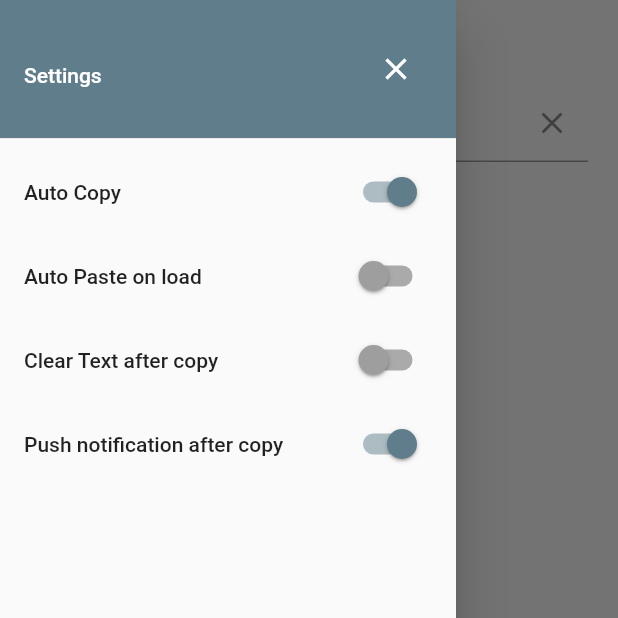
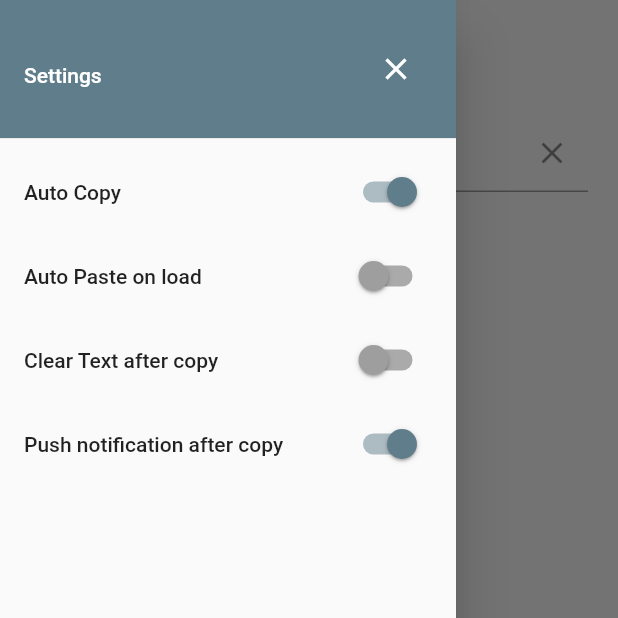
Before and after one commit to wanbok/AutoClip, a Flutter app: the screen it shows after launch, with the side drawer open, on a phone screen of 412 x 824 dp, the top half of it. Run offline on Flutter 3.47's test engine with Material 2 defaults, Android fonts, the phone set to English and light mode, and no system bars; our stand-ins replace flutter_local_notifications, shared_preferences.

Commit message:
Fix top margin.. I don't like it

```diff
--- a/lib/main.dart
+++ b/lib/main.dart
@@ -136,7 +136,7 @@ class _MainState extends State<Main> with WidgetsBindingObserver {
         brightness: Brightness.light,
       ),
       body: Container(
-        margin: const EdgeInsets.only(left: 20.0, right: 20.0, bottom: 10),
+        margin: const EdgeInsets.only(top: 20.0, left: 20.0, right: 20.0, bottom: 20.0),
         child: Column(
           mainAxisAlignment: MainAxisAlignment.center,
           children: <Widget>[
```
